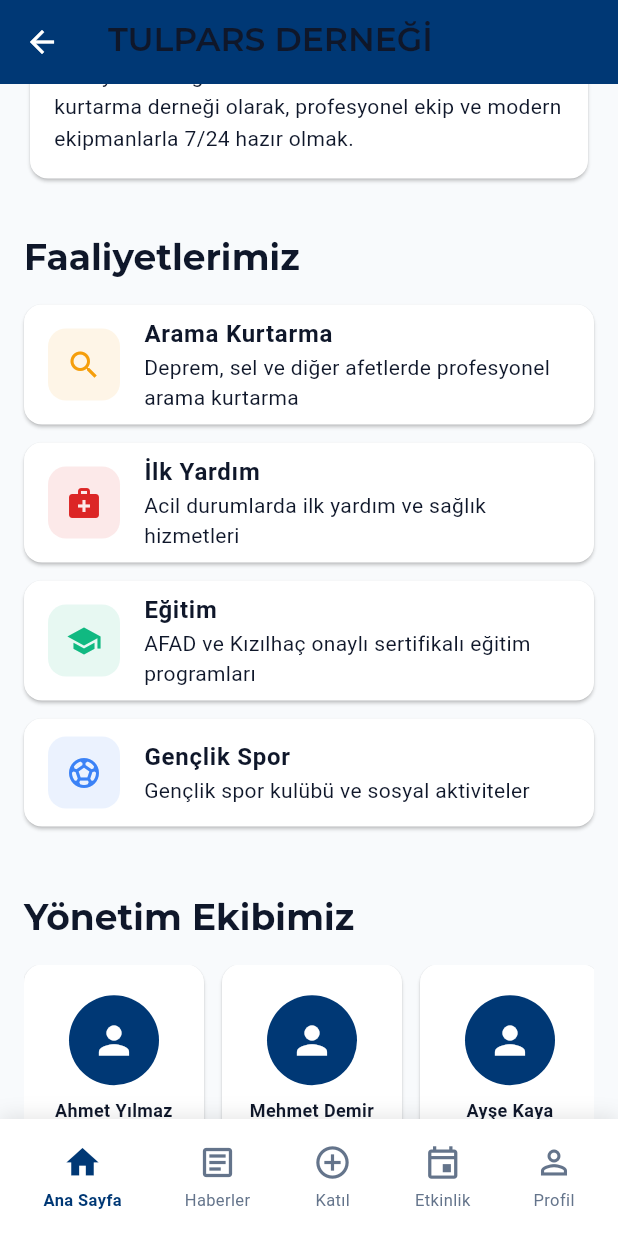
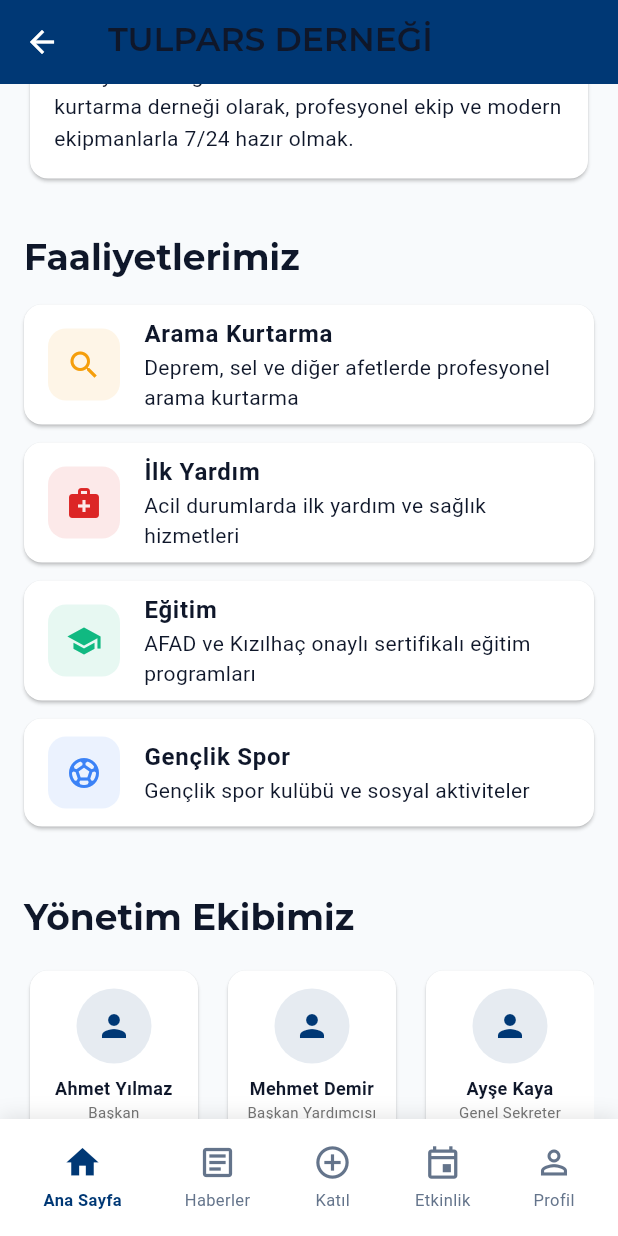
Before and after one commit to tolgaolgunsoy1/Tulpars-App, a Flutter app: the AssociationProfileScreen screen opened by its route, scrolled down 576 dp, on a phone screen of 412 x 824 dp. Run offline on Flutter 3.47's test engine with Material 3 defaults, Android fonts, the phone set to English and light mode, and no system bars; our stand-ins replace cached_network_image, cloud_firestore, connectivity_plus, equatable, firebase_auth, firebase_core and 13 more; accounts and stored records are empty; project files that could hold a hidden picture were left out.

```diff
--- a/lib/presentation/screens/profile/association_profile_screen.dart
+++ b/lib/presentation/screens/profile/association_profile_screen.dart
@@ -1,6 +1,7 @@
 import 'package:flutter/material.dart';
 import 'package:go_router/go_router.dart';
 import 'package:url_launcher/url_launcher.dart';
+import '../../../core/services/navigation_service.dart';
 
 class AssociationProfileScreen extends StatelessWidget {
   const AssociationProfileScreen({super.key});
@@ -15,7 +16,7 @@ class AssociationProfileScreen extends StatelessWidget {
             pinned: true,
             leading: IconButton(
               icon: const Icon(Icons.arrow_back),
-              onPressed: () => context.go('/main'),
+              onPressed: () => NavigationService.goBack(context, fallbackRoute: '/profile'),
             ),
             flexibleSpace: FlexibleSpaceBar(
               title: const Text('TULPARS DERNEĞİ'),
@@ -259,21 +260,20 @@ class AssociationProfileScreen extends StatelessWidget {
               itemCount: team.length,
               itemBuilder: (context, index) {
                 final member = team[index];
-                return Card(
+                return Container(
+                  width: 120,
                   margin: const EdgeInsets.only(right: 12),
-                  child: Container(
-                    width: 120,
+                  child: Card(
+                    child: Padding(
                       padding: const EdgeInsets.all(12),
                       child: Column(
-                      mainAxisAlignment: MainAxisAlignment.center,
                         children: [
                           CircleAvatar(
-                          radius: 30,
-                          backgroundColor: const Color(0xFF003875),
+                            radius: 25,
+                            backgroundColor: const Color(0xFF003875).withValues(alpha: 0.1),
                             child: Icon(
                               member['image'] as IconData,
-                            color: Colors.white,
-                            size: 30,
+                              color: const Color(0xFF003875),
                             ),
                           ),
                           const SizedBox(height: 8),
@@ -284,7 +284,6 @@ class AssociationProfileScreen extends StatelessWidget {
                               fontSize: 12,
                             ),
                             textAlign: TextAlign.center,
-                          maxLines: 2,
                           ),
                           Text(
                             member['role'] as String,
@@ -297,6 +296,7 @@ class AssociationProfileScreen extends StatelessWidget {
                         ],
                       ),
                     ),
+                  ),
                 );
               },
             ),
@@ -307,6 +307,13 @@ class AssociationProfileScreen extends StatelessWidget {
   }
 
   Widget _buildAchievements(BuildContext context) {
+    final achievements = [
+      {'title': '500+', 'desc': 'Başarılı Operasyon'},
+      {'title': '1000+', 'desc': 'Eğitim Alan Kişi'},
+      {'title': '50+', 'desc': 'Aktif Gönüllü'},
+      {'title': '15+', 'desc': 'Yıllık Deneyim'},
+    ];
+
     return Padding(
       padding: const EdgeInsets.all(16),
       child: Column(
@@ -320,56 +327,33 @@ class AssociationProfileScreen extends StatelessWidget {
           ),
           const SizedBox(height: 16),
           Row(
-            children: [
-              Expanded(
-                child: _buildStatCard('500+', 'Kurtarılan Can', Icons.favorite),
-              ),
-              const SizedBox(width: 12),
-              Expanded(
-                child: _buildStatCard('1200+', 'Eğitim Alan', Icons.school),
-              ),
-            ],
-          ),
-          const SizedBox(height: 12),
-          Row(
-            children: [
-              Expanded(
-                child: _buildStatCard('350+', 'Operasyon', Icons.search),
-              ),
-              const SizedBox(width: 12),
-              Expanded(
-                child: _buildStatCard('15 Yıl', 'Tecrübe', Icons.verified),
-              ),
-            ],
-          ),
-        ],
-      ),
-    );
-  }
-
-  Widget _buildStatCard(String value, String label, IconData icon) {
-    return Card(
+            children: achievements.map((achievement) => Expanded(
+              child: Card(
                 child: Padding(
                   padding: const EdgeInsets.all(16),
                   child: Column(
                     children: [
-            Icon(icon, size: 32, color: const Color(0xFF003875)),
-            const SizedBox(height: 8),
                       Text(
-              value,
+                        achievement['title'] as String,
                         style: const TextStyle(
                           fontSize: 24,
                           fontWeight: FontWeight.bold,
                           color: Color(0xFF003875),
                         ),
                       ),
+                      const SizedBox(height: 4),
                       Text(
-              label,
-              style: TextStyle(fontSize: 12, color: Colors.grey[600]),
+                        achievement['desc'] as String,
+                        style: const TextStyle(fontSize: 12),
                         textAlign: TextAlign.center,
                       ),
                     ],
                   ),
+                ),
+              ),
+            )).toList(),
+          ),
+        ],
       ),
     );
   }
@@ -388,58 +372,36 @@ class AssociationProfileScreen extends StatelessWidget {
           ),
           const SizedBox(height: 16),
           Card(
-            child: Column(
-              children: [
-                ListTile(
-                  leading: const Icon(Icons.phone, color: Color(0xFF003875)),
-                  title: const Text('Telefon'),
-                  subtitle: const Text('+90 555 123 4567'),
-                  onTap: () => _launchUrl('tel:+905551234567'),
-                ),
-                const Divider(height: 1),
-                ListTile(
-                  leading: const Icon(Icons.email, color: Color(0xFF003875)),
-                  title: const Text('E-posta'),
-                  subtitle: const Text('info@tulpars.org.tr'),
-                  onTap: () => _launchUrl('mailto:info@tulpars.org.tr'),
-                ),
-                const Divider(height: 1),
-                ListTile(
-                  leading: const Icon(Icons.location_on, color: Color(0xFF003875)),
-                  title: const Text('Adres'),
-                  subtitle: const Text('İstanbul, Türkiye'),
-                  onTap: () {},
-                ),
-                const Divider(height: 1),
-                ListTile(
-                  leading: const Icon(Icons.language, color: Color(0xFF003875)),
-                  title: const Text('Web Sitesi'),
-                  subtitle: const Text('www.tulpars.org.tr'),
-                  onTap: () => _launchUrl('https://www.tulpars.org.tr'),
-                ),
-              ],
-            ),
-          ),
-          const SizedBox(height: 16),
-          Card(
             child: Padding(
               padding: const EdgeInsets.all(16),
               child: Column(
-                crossAxisAlignment: CrossAxisAlignment.start,
                 children: [
-                  const Text(
-                    'Sosyal Medya',
-                    style: TextStyle(fontWeight: FontWeight.bold, fontSize: 16),
+                  _buildContactItem(
+                    Icons.location_on,
+                    'Adres',
+                    'Merkez Mahallesi, Atatürk Caddesi No:123\nAnkara, Türkiye',
+                    null,
                   ),
-                  const SizedBox(height: 12),
-                  Row(
-                    mainAxisAlignment: MainAxisAlignment.spaceEvenly,
-                    children: [
-                      _buildSocialButton(Icons.facebook, () {}),
-                      _buildSocialButton(Icons.camera_alt, () {}),
-                      _buildSocialButton(Icons.alternate_email, () {}),
-                      _buildSocialButton(Icons.video_library, () {}),
-                    ],
+                  const Divider(),
+                  _buildContactItem(
+                    Icons.phone,
+                    'Telefon',
+                    '+90 312 123 45 67',
+                    () => _launchUrl('tel:+903121234567'),
+                  ),
+                  const Divider(),
+                  _buildContactItem(
+                    Icons.email,
+                    'E-posta',
+                    'info@tulpars.org.tr',
+                    () => _launchUrl('mailto:info@tulpars.org.tr'),
+                  ),
+                  const Divider(),
+                  _buildContactItem(
+                    Icons.language,
+                    'Web Sitesi',
+                    'www.tulpars.org.tr',
+                    () => _launchUrl('https://www.tulpars.org.tr'),
                   ),
                 ],
               ),
@@ -450,17 +412,45 @@ class AssociationProfileScreen extends StatelessWidget {
     );
   }
 
-  Widget _buildSocialButton(IconData icon, VoidCallback onTap) {
+  Widget _buildContactItem(
+    IconData icon,
+    String title,
+    String value,
+    VoidCallback? onTap,
+  ) {
     return InkWell(
       onTap: onTap,
-      borderRadius: BorderRadius.circular(12),
-      child: Container(
-        padding: const EdgeInsets.all(12),
-        decoration: BoxDecoration(
-          color: const Color(0xFF003875).withValues(alpha: 0.1),
-          borderRadius: BorderRadius.circular(12),
+      child: Padding(
+        padding: const EdgeInsets.symmetric(vertical: 8),
+        child: Row(
+          children: [
+            Icon(icon, color: const Color(0xFF003875)),
+            const SizedBox(width: 16),
+            Expanded(
+              child: Column(
+                crossAxisAlignment: CrossAxisAlignment.start,
+                children: [
+                  Text(
+                    title,
+                    style: const TextStyle(
+                      fontWeight: FontWeight.bold,
+                      fontSize: 14,
                     ),
-        child: Icon(icon, color: const Color(0xFF003875)),
+                  ),
+                  Text(
+                    value,
+                    style: TextStyle(
+                      color: onTap != null ? const Color(0xFF003875) : null,
+                      decoration: onTap != null ? TextDecoration.underline : null,
+                    ),
+                  ),
+                ],
+              ),
+            ),
+            if (onTap != null)
+              const Icon(Icons.open_in_new, size: 16, color: Colors.grey),
+          ],
+        ),
       ),
     );
   }
```
Also changed, not shown: lib/core/services/navigation_service.dart (added, +107 -0 lines), lib/main.dart (+58 -0 lines), lib/presentation/screens/auth/auth_screen.dart (+4 -5 lines), lib/presentation/screens/auth/login_screen.dart (+42 -23 lines), lib/presentation/screens/auth/register_screen.dart (+5 -12 lines). Lines whose indentation alone changed are shown as unchanged.
